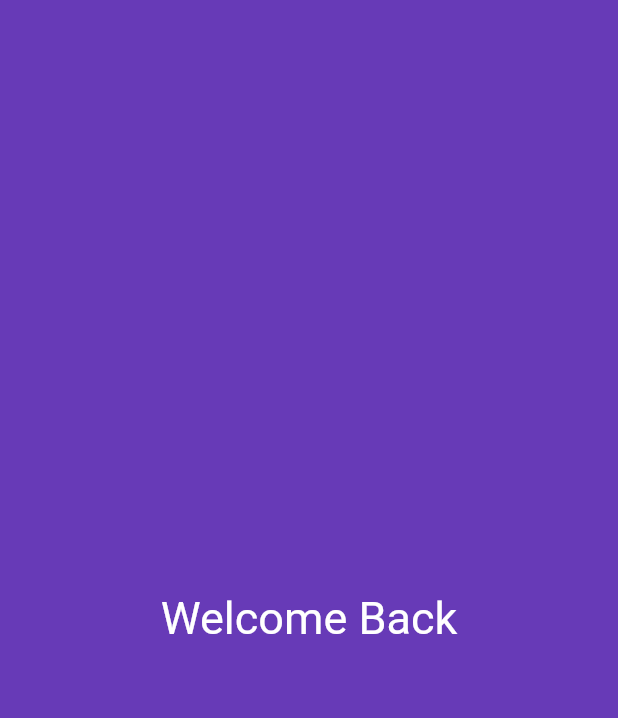
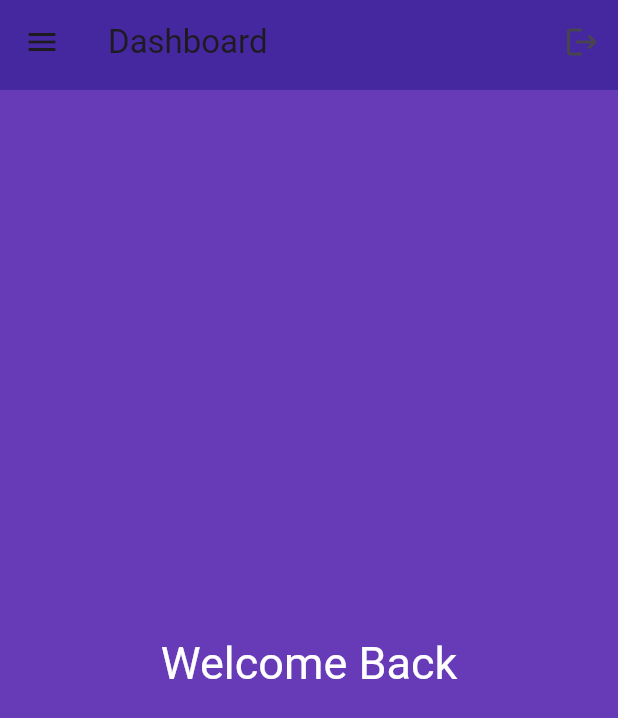
Before and after one commit to Intissar-Ferjani/tp7_flutter_front, a Flutter app: the Dashboard screen opened directly, on a phone screen of 412 x 824 dp. Shown: the top 718 px of the screen. Run offline on Flutter 3.47's test engine with Material 3 defaults, Android fonts, the phone set to English and light mode, and no system bars; drawn by our look-alikes of animated_text_kit; our stand-ins replace flutter_slidable, google_fonts, multi_select_flutter; Roboto replaces fonts that are missing (Agne).

Commit message:
second commit

```diff
--- a/lib/screen/dashboard.dart
+++ b/lib/screen/dashboard.dart
@@ -1,13 +1,16 @@
 import 'package:animated_text_kit/animated_text_kit.dart';
 import 'package:flutter/material.dart';
+import 'package:tp7_test/template/navbar.dart';
 
 class Dashboard extends StatelessWidget {
   @override
   Widget build(BuildContext context) {
     return Scaffold(
+      appBar: NavBar('Dashboard'),
       backgroundColor: Colors.deepPurple,
       drawer: Drawer(
         child: ListView(
+          // Important: Remove any padding from the ListView.
           padding: EdgeInsets.zero,
           children: [
             const SizedBox(
```
